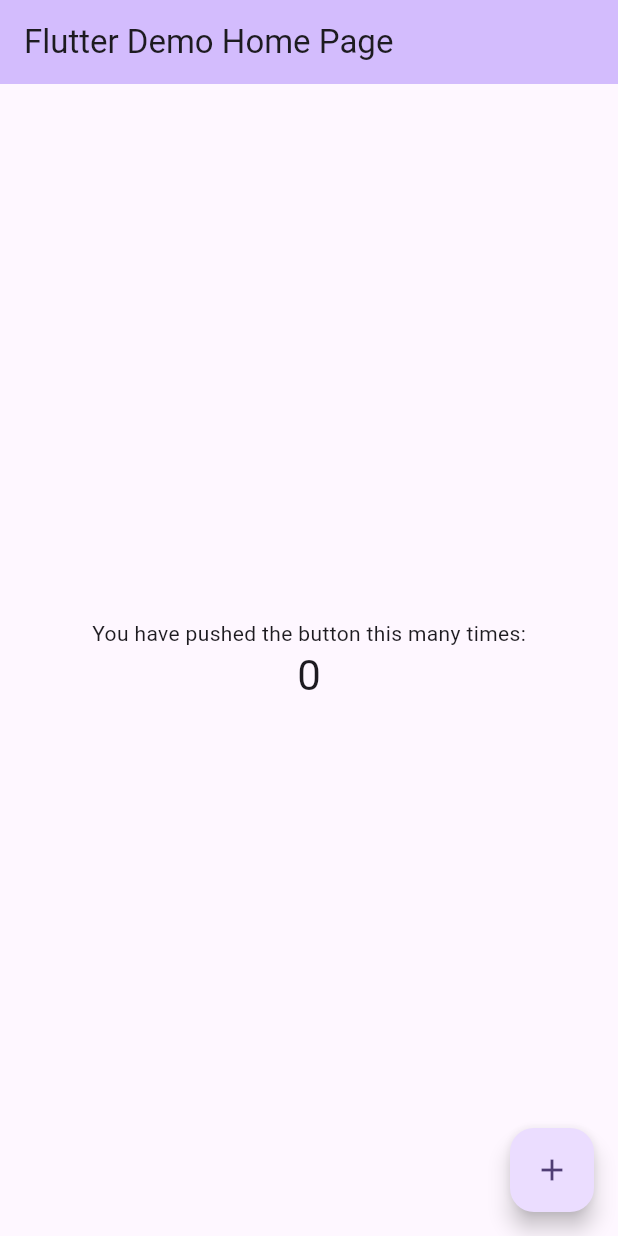
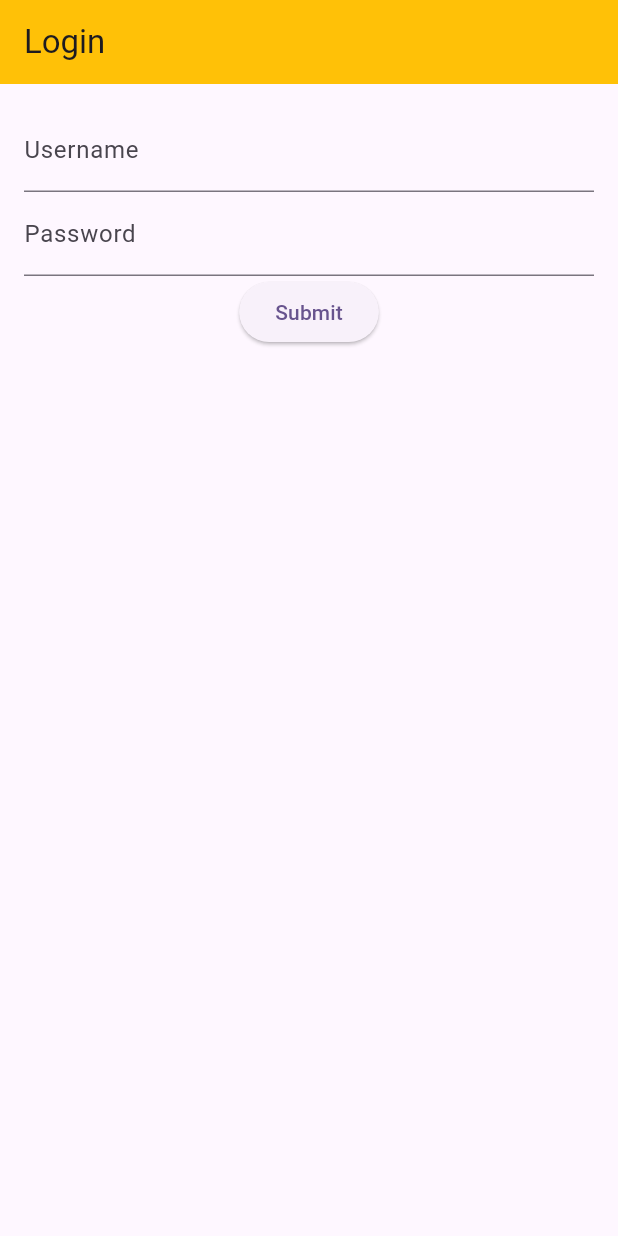
Before and after one commit to bpkcongli/store_app, a Flutter app: the screen it shows after launch, on a phone screen of 412 x 824 dp. Run offline on Flutter 3.47's test engine with Material 3 defaults, Android fonts, the phone set to English and light mode, and no system bars.

Commit message:
feat: login screen

```diff
--- /dev/null
+++ b/lib/controllers/login_controller.dart
@@ -0,0 +1,13 @@
+import '../models/user.dart';
+
+class LoginController {
+  final User _registeredUser = User(username: 'andrian', password: '0004');
+
+  bool login(String username, String password) {
+    return _registeredUser.checkCredential(username, password);
+  }
+
+  bool logout(String username) {
+    return true;
+  }
+}
--- a/lib/main.dart
+++ b/lib/main.dart
@@ -1,4 +1,5 @@
 import 'package:flutter/material.dart';
+import '../screens/login_screen.dart';
 
 void main() {
   runApp(const MyApp());
@@ -7,119 +8,15 @@ void main() {
 class MyApp extends StatelessWidget {
   const MyApp({super.key});
 
-  // This widget is the root of your application.
   @override
   Widget build(BuildContext context) {
     return MaterialApp(
       title: 'Flutter Demo',
       theme: ThemeData(
-        // This is the theme of your application.
-        //
-        // TRY THIS: Try running your application with "flutter run". You'll see
-        // the application has a purple toolbar. Then, without quitting the app,
-        // try changing the seedColor in the colorScheme below to Colors.green
-        // and then invoke "hot reload" (save your changes or press the "hot
-        // reload" button in a Flutter-supported IDE, or press "r" if you used
-        // the command line to start the app).
-        //
-        // Notice that the counter didn't reset back to zero; the application
-        // state is not lost during the reload. To reset the state, use hot
-        // restart instead.
-        //
-        // This works for code too, not just values: Most code changes can be
-        // tested with just a hot reload.
         colorScheme: ColorScheme.fromSeed(seedColor: Colors.deepPurple),
         useMaterial3: true,
       ),
-      home: const MyHomePage(title: 'Flutter Demo Home Page'),
+      home: const LoginScreen(),
     );
   }
 }
-
-class MyHomePage extends StatefulWidget {
-  const MyHomePage({super.key, required this.title});
-
-  // This widget is the home page of your application. It is stateful, meaning
-  // that it has a State object (defined below) that contains fields that affect
-  // how it looks.
-
-  // This class is the configuration for the state. It holds the values (in this
-  // case the title) provided by the parent (in this case the App widget) and
-  // used by the build method of the State. Fields in a Widget subclass are
-  // always marked "final".
-
-  final String title;
-
-  @override
-  State<MyHomePage> createState() => _MyHomePageState();
-}
-
-class _MyHomePageState extends State<MyHomePage> {
-  int _counter = 0;
-
-  void _incrementCounter() {
-    setState(() {
-      // This call to setState tells the Flutter framework that something has
-      // changed in this State, which causes it to rerun the build method below
-      // so that the display can reflect the updated values. If we changed
-      // _counter without calling setState(), then the build method would not be
-      // called again, and so nothing would appear to happen.
-      _counter++;
-    });
-  }
-
-  @override
-  Widget build(BuildContext context) {
-    // This method is rerun every time setState is called, for instance as done
-    // by the _incrementCounter method above.
-    //
-    // The Flutter framework has been optimized to make rerunning build methods
-    // fast, so that you can just rebuild anything that needs updating rather
-    // than having to individually change instances of widgets.
-    return Scaffold(
-      appBar: AppBar(
-        // TRY THIS: Try changing the color here to a specific color (to
-        // Colors.amber, perhaps?) and trigger a hot reload to see the AppBar
-        // change color while the other colors stay the same.
-        backgroundColor: Theme.of(context).colorScheme.inversePrimary,
-        // Here we take the value from the MyHomePage object that was created by
-        // the App.build method, and use it to set our appbar title.
-        title: Text(widget.title),
-      ),
-      body: Center(
-        // Center is a layout widget. It takes a single child and positions it
-        // in the middle of the parent.
-        child: Column(
-          // Column is also a layout widget. It takes a list of children and
-          // arranges them vertically. By default, it sizes itself to fit its
-          // children horizontally, and tries to be as tall as its parent.
-          //
-          // Column has various properties to control how it sizes itself and
-          // how it positions its children. Here we use mainAxisAlignment to
-          // center the children vertically; the main axis here is the vertical
-          // axis because Columns are vertical (the cross axis would be
-          // horizontal).
-          //
-          // TRY THIS: Invoke "debug painting" (choose the "Toggle Debug Paint"
-          // action in the IDE, or press "p" in the console), to see the
-          // wireframe for each widget.
-          mainAxisAlignment: MainAxisAlignment.center,
-          children: <Widget>[
-            const Text(
-              'You have pushed the button this many times:',
-            ),
-            Text(
-              '$_counter',
-              style: Theme.of(context).textTheme.headlineMedium,
-            ),
-          ],
-        ),
-      ),
-      floatingActionButton: FloatingActionButton(
-        onPressed: _incrementCounter,
-        tooltip: 'Increment',
-        child: const Icon(Icons.add),
-      ), // This trailing comma makes auto-formatting nicer for build methods.
-    );
-  }
-}
--- /dev/null
+++ b/lib/models/user.dart
@@ -0,0 +1,10 @@
+class User {
+  final String username;
+  final String password;
+
+  User({ required this.username, required this.password });
+
+  bool checkCredential(String username, String password) {
+    return this.username == username && this.password == password;
+  }
+}
--- /dev/null
+++ b/lib/screens/login_screen.dart
@@ -0,0 +1,82 @@
+import 'package:flutter/material.dart';
+import '../controllers/login_controller.dart';
+
+class LoginScreen extends StatefulWidget {
+  const LoginScreen({ super.key });
+
+  @override
+  State<LoginScreen> createState() => _LoginScreenState();
+}
+
+class _LoginScreenState extends State<LoginScreen> {
+  late LoginController _loginController;
+  late TextEditingController _usernameController;
+  late TextEditingController _passwordController;
+
+  @override
+  void initState() {
+    super.initState();
+    _loginController = LoginController();
+    _usernameController = TextEditingController();
+    _passwordController = TextEditingController();
+  }
+
+  @override
+  void dispose() {
+    super.dispose();
+    _usernameController.dispose();
+    _passwordController.dispose();
+  }
+
+  void onPressedSubmitButtonHandler() {
+    final username = _usernameController.text;
+    final password = _passwordController.text;
+    final isLoginSucceed = _loginController.login(username, password);
+
+    if (isLoginSucceed) {
+      // TODO: Redirect to product list screen
+    } else {
+      ScaffoldMessenger.of(context).showSnackBar(const SnackBar(
+        content: Text("Kredensial yang Anda masukkan salah."),
+      ));
+    }
+  }
+
+  @override
+  Widget build(BuildContext context) {
+    return Scaffold(
+      appBar: AppBar(
+        backgroundColor: Colors.amber,
+        title: const Text('Login'),
+      ),
+      body: SingleChildScrollView(
+        child: Padding(
+          padding: const EdgeInsets.all(16),
+          child: Column(
+            children: [
+              TextField(
+                controller: _usernameController,
+                decoration: const InputDecoration(
+                  label: Text('Username'),
+                  hintText: 'Masukkan username',
+                ),
+              ),
+              TextField(
+                controller: _passwordController,
+                obscureText: true,
+                decoration: const InputDecoration(
+                  label: Text('Password'),
+                  hintText: 'Masukkan password',
+                ),
+              ),
+              ElevatedButton(
+                onPressed: onPressedSubmitButtonHandler,
+                child: const Text('Submit'),
+              ),
+            ],
+          ),
+        ),
+      ),
+    );
+  }
+}
```
